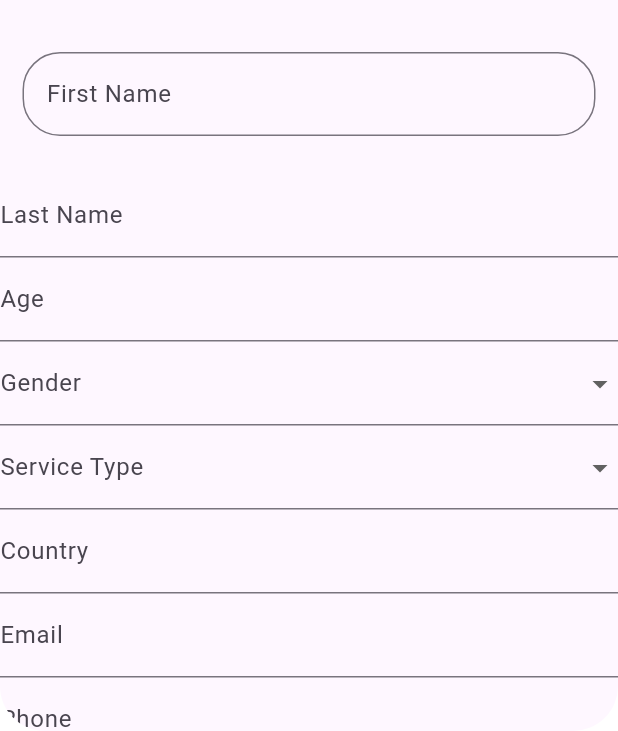
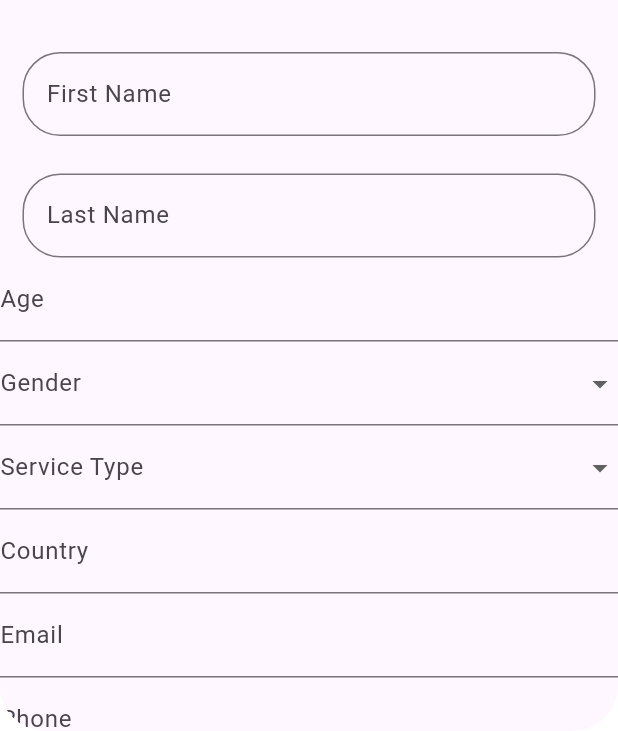
Before and after one commit to Youssef-Essam-Fathy/AccessAble, a Flutter app: the IndividualSignUp screen opened by its route, on a phone screen of 412 x 824 dp, the part 505-1236 px from its top. Run offline on Flutter 3.47's test engine with Material 3 defaults, Android fonts, the phone set to English and light mode, and no system bars; our stand-ins replace firebase_core, flutter_zoom_drawer; accounts and stored records are empty.

Commit message:
some design changes

```diff
--- a/lib/pages/individual_sign_up_page.dart
+++ b/lib/pages/individual_sign_up_page.dart
@@ -61,10 +61,16 @@ class _IndividualSignUpState extends State<IndividualSignUp> {
                 ),
               ),
               const SizedBox(height: 25),
-              TextFormField(
+              Padding(
+                padding: const EdgeInsets.symmetric(horizontal: 15),
+                child: TextFormField(
                   controller: lastNameController,
                   decoration: InputDecoration(
                     labelText: 'Last Name',
+                    border: OutlineInputBorder(
+                      borderRadius: BorderRadius.circular(25.0),
+                      borderSide: BorderSide(color: ColorManager.primary),
+                    ),
                   ),
                   validator: (value) {
                     if (value == null || value.isEmpty) {
@@ -72,6 +78,7 @@ class _IndividualSignUpState extends State<IndividualSignUp> {
                     }
                     return null;
                   },
+                ),
               ),
               TextFormField(
                 controller: ageController,
```
Lines whose indentation alone changed are shown as unchanged.
